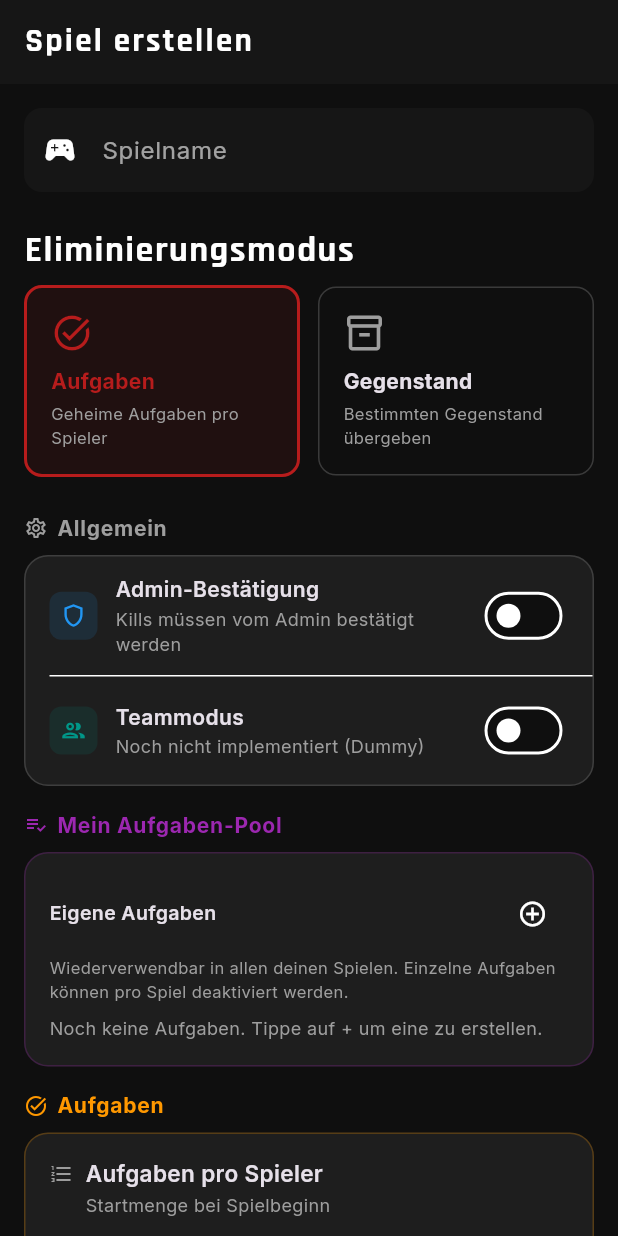
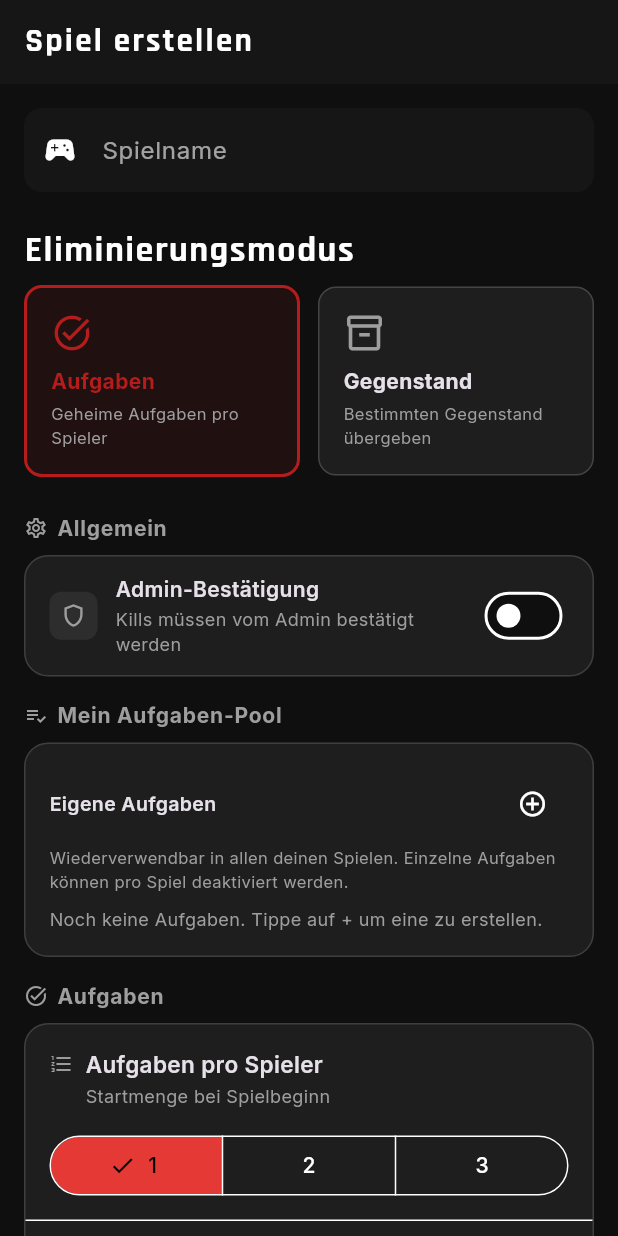
Before and after one commit to HauntedBoiii/Killergame, a Flutter app: the CreateGameScreen screen opened by its route, on a phone screen of 412 x 824 dp. Run offline on Flutter 3.47's test engine with Material 3 defaults, Android fonts, the phone set to English and light mode, and no system bars; our stand-ins replace cached_network_image, confetti, flutter_animate, flutter_riverpod, go_router, google_fonts and 4 more; missing offline and left inert: dart:js_interop; accounts and stored records are empty; network calls fail.

Commit message:
UI-Konsolidierung: Farbsystem, Tap-Feedback & Settings-Pattern
- AppButton: outlined+color-Bug behoben (OutlinedButton ignorierte color)
- game_screen: Ad-hoc-Farben → Farbsystem; GestureDetector → InkWell; AppButton überall
- home_screen: ActionCard + DailyKniffelCard → Ink+InkWell; Farben vereinheitlicht
- create_game_screen: _SettingsCard trailing-Param; Schutzzonen/Schutzzeiten in Cards; ModeCard → InkWell; Teammodus-Dummy entfernt; alle Ad-hoc-Farben bereinigt
- admin_screen: _SettingsTile-Widget; SwitchListTile → _SettingsTile; SwapSection orange → neutral; Farben bereinigt
- CLAUDE.md: Design-Konventionen dokumentiert (Farbsystem, Radius, Tap-Pattern, Settings-Widgets)

Co-Authored-By: Claude Sonnet 4.6 <noreply@anthropic.com>

```diff
--- a/lib/presentation/screens/game/create_game_screen.dart
+++ b/lib/presentation/screens/game/create_game_screen.dart
@@ -110,23 +110,12 @@ class _CreateGameScreenState extends ConsumerState<CreateGameScreen> {
               children: [
                 _SettingsTile(
                   icon: Icons.shield_outlined,
-                  iconColor: Colors.blue,
+                  iconColor: Colors.grey,
                   title: 'Admin-Bestätigung',
                   subtitle: 'Kills müssen vom Admin bestätigt werden',
                   trailing: Switch(
                     value: _requireAdmin,
                     onChanged: (v) => setState(() => _requireAdmin = v),
-                  ),
-                ),
-                const Divider(height: 1, indent: 16),
-                _SettingsTile(
-                  icon: Icons.group_outlined,
-                  iconColor: Colors.teal,
-                  title: 'Teammodus',
-                  subtitle: 'Noch nicht implementiert (Dummy)',
-                  trailing: Switch(
-                    value: _teamMode,
-                    onChanged: (v) => setState(() => _teamMode = v),
                   ),
                 ),
               ],
@@ -142,7 +131,7 @@ class _CreateGameScreenState extends ConsumerState<CreateGameScreen> {
               _SettingsCard(
                 icon: Icons.task_alt,
                 label: 'Aufgaben',
-                iconColor: Colors.orange,
+                iconColor: Colors.grey,
                 children: [
                   Padding(
                     padding: const EdgeInsets.fromLTRB(16, 16, 16, 12),
@@ -181,7 +170,7 @@ class _CreateGameScreenState extends ConsumerState<CreateGameScreen> {
                   const Divider(height: 1),
                   _SettingsTile(
                     icon: Icons.electric_bolt_outlined,
-                    iconColor: Colors.orange,
+                    iconColor: Colors.grey,
                     title: 'Aufgaben sind Einweg',
                     subtitle: 'Benutzte Aufgaben sind verbraucht',
                     trailing: Switch(
@@ -194,23 +183,34 @@ class _CreateGameScreenState extends ConsumerState<CreateGameScreen> {
             ],
 
             const SizedBox(height: 24),
-            Row(
-              mainAxisAlignment: MainAxisAlignment.spaceBetween,
+            _SettingsCard(
+              icon: Icons.shield_outlined,
+              label: 'Schutzzonen',
+              trailing: IconButton(
+                icon: const Icon(Icons.add_circle_outline, size: 20),
+                onPressed: () => setState(() => _safeZoneCtrl.add(TextEditingController())),
+                padding: EdgeInsets.zero,
+                constraints: const BoxConstraints(),
+              ),
               children: [
-                Text('Schutzzonen', style: theme.textTheme.titleLarge),
-                IconButton(
-                  icon: const Icon(Icons.add_circle_outline),
-                  onPressed: () => setState(() => _safeZoneCtrl.add(TextEditingController())),
-                ),
-              ],
-            ),
-            const Text(
+                const Padding(
+                  padding: EdgeInsets.fromLTRB(16, 12, 16, 8),
+                  child: Text(
                     'Orte, an denen niemand eliminiert werden darf (z.B. Küche, Schule)',
                     style: TextStyle(fontSize: 12, color: Colors.grey),
                   ),
-            const SizedBox(height: 8),
-            ...List.generate(_safeZoneCtrl.length, (i) => Padding(
-              padding: const EdgeInsets.only(bottom: 8),
+                ),
+                if (_safeZoneCtrl.isEmpty)
+                  const Padding(
+                    padding: EdgeInsets.fromLTRB(16, 0, 16, 12),
+                    child: Text('Keine Schutzzonen definiert.', style: TextStyle(fontSize: 12, color: Colors.grey)),
+                  )
+                else
+                  Padding(
+                    padding: const EdgeInsets.fromLTRB(16, 0, 8, 12),
+                    child: Column(
+                      children: List.generate(_safeZoneCtrl.length, (i) => Padding(
+                        padding: const EdgeInsets.only(top: 8),
                         child: Row(
                           children: [
                             Expanded(
@@ -232,14 +232,17 @@ class _CreateGameScreenState extends ConsumerState<CreateGameScreen> {
                           ],
                         ),
                       )),
+                    ),
+                  ),
+              ],
+            ),
 
             const SizedBox(height: 24),
-            Row(
-              mainAxisAlignment: MainAxisAlignment.spaceBetween,
-              children: [
-                Text('Schutzzeiten', style: theme.textTheme.titleLarge),
-                IconButton(
-                  icon: const Icon(Icons.add_circle_outline),
+            _SettingsCard(
+              icon: Icons.access_time,
+              label: 'Schutzzeiten',
+              trailing: IconButton(
+                icon: const Icon(Icons.add_circle_outline, size: 20),
                 onPressed: () async {
                   final start = await showTimePicker(context: context, initialTime: const TimeOfDay(hour: 22, minute: 0));
                   if (start == null || !mounted) return;
@@ -251,26 +254,40 @@ class _CreateGameScreenState extends ConsumerState<CreateGameScreen> {
                     label: 'Nachtruhe',
                   )));
                 },
+                padding: EdgeInsets.zero,
+                constraints: const BoxConstraints(),
               ),
-              ],
-            ),
-            const Text(
+              children: [
+                const Padding(
+                  padding: EdgeInsets.fromLTRB(16, 12, 16, 8),
+                  child: Text(
                     'Zeiträume, in denen das Spiel pausiert (z.B. nachts)',
                     style: TextStyle(fontSize: 12, color: Colors.grey),
                   ),
-            ...List.generate(_protectionTimes.length, (i) {
+                ),
+                if (_protectionTimes.isEmpty)
+                  const Padding(
+                    padding: EdgeInsets.fromLTRB(16, 0, 16, 12),
+                    child: Text('Keine Schutzzeiten definiert.', style: TextStyle(fontSize: 12, color: Colors.grey)),
+                  )
+                else
+                  Column(
+                    children: List.generate(_protectionTimes.length, (i) {
                       final pt = _protectionTimes[i];
                       return ListTile(
-                leading: const Icon(Icons.access_time, color: Colors.blue),
-                title: Text('${pt.startTime} – ${pt.endTime}'),
-                subtitle: Text(pt.label ?? ''),
+                        contentPadding: const EdgeInsets.fromLTRB(16, 0, 4, 0),
+                        leading: const Icon(Icons.access_time, color: Colors.grey, size: 18),
+                        title: Text('${pt.startTime} – ${pt.endTime}', style: const TextStyle(fontSize: 13)),
+                        subtitle: pt.label != null ? Text(pt.label!, style: const TextStyle(fontSize: 11)) : null,
                         trailing: IconButton(
                           icon: const Icon(Icons.delete_outline, color: Colors.red),
                           onPressed: () => setState(() => _protectionTimes.removeAt(i)),
                         ),
-                contentPadding: EdgeInsets.zero,
                       );
                     }),
+                  ),
+              ],
+            ),
 
             const SizedBox(height: 32),
             AppButton(
@@ -295,12 +312,14 @@ class _SettingsCard extends StatelessWidget {
   final String label;
   final Color iconColor;
   final List<Widget> children;
+  final Widget? trailing;
 
   const _SettingsCard({
     required this.icon,
     required this.label,
     required this.children,
     this.iconColor = Colors.grey,
+    this.trailing,
   });
 
   @override
@@ -318,6 +337,7 @@ class _SettingsCard extends StatelessWidget {
               fontWeight: FontWeight.w700,
               letterSpacing: 0.5,
             )),
+            if (trailing != null) ...[const Spacer(), trailing!],
           ],
         ),
         const SizedBox(height: 8),
@@ -325,7 +345,7 @@ class _SettingsCard extends StatelessWidget {
           decoration: BoxDecoration(
             color: theme.cardTheme.color,
             borderRadius: BorderRadius.circular(16),
-            border: Border.all(color: iconColor.withOpacity(0.25)),
+            border: Border.all(color: iconColor.withValues(alpha: 0.25)),
           ),
           child: Column(children: children),
         ),
@@ -358,7 +378,7 @@ class _SettingsTile extends StatelessWidget {
           Container(
             padding: const EdgeInsets.all(7),
             decoration: BoxDecoration(
-              color: iconColor.withOpacity(0.12),
+              color: iconColor.withValues(alpha: 0.12),
               borderRadius: BorderRadius.circular(8),
             ),
             child: Icon(icon, size: 18, color: iconColor),
@@ -496,10 +516,10 @@ class _AdminTaskPoolCardState extends ConsumerState<_AdminTaskPoolCard> {
       children: [
         Row(
           children: [
-            const Icon(Icons.playlist_add_check, size: 16, color: Colors.purple),
+            const Icon(Icons.playlist_add_check, size: 16, color: Colors.grey),
             const SizedBox(width: 6),
             Text('Mein Aufgaben-Pool', style: theme.textTheme.titleSmall?.copyWith(
-              color: Colors.purple,
+              color: Colors.grey,
               fontWeight: FontWeight.w700,
               letterSpacing: 0.5,
             )),
@@ -511,7 +531,7 @@ class _AdminTaskPoolCardState extends ConsumerState<_AdminTaskPoolCard> {
           decoration: BoxDecoration(
             color: theme.cardTheme.color,
             borderRadius: BorderRadius.circular(16),
-            border: Border.all(color: Colors.purple.withValues(alpha: 0.25)),
+            border: Border.all(color: Colors.grey.withValues(alpha: 0.25)),
           ),
           child: Column(
             crossAxisAlignment: CrossAxisAlignment.start,
@@ -594,18 +614,24 @@ class _ModeCard extends StatelessWidget {
   @override
   Widget build(BuildContext context) {
     final theme = Theme.of(context);
-    return GestureDetector(
-      onTap: onTap,
-      child: Container(
-        padding: const EdgeInsets.all(16),
+    return Ink(
       decoration: BoxDecoration(
         border: Border.all(
-            color: selected ? theme.colorScheme.primary : Colors.grey.withOpacity(0.3),
+          color: selected ? theme.colorScheme.primary : Colors.grey.withValues(alpha: 0.3),
           width: selected ? 2 : 1,
         ),
         borderRadius: BorderRadius.circular(12),
-          color: selected ? theme.colorScheme.primary.withOpacity(0.1) : null,
+        color: selected
+            ? theme.colorScheme.primary.withValues(alpha: 0.1)
+            : theme.cardTheme.color,
       ),
+      child: Material(
+        type: MaterialType.transparency,
+        child: InkWell(
+          borderRadius: BorderRadius.circular(12),
+          onTap: onTap,
+          child: Padding(
+            padding: const EdgeInsets.all(16),
             child: Column(
               crossAxisAlignment: CrossAxisAlignment.start,
               children: [
@@ -620,6 +646,8 @@ class _ModeCard extends StatelessWidget {
               ],
             ),
           ),
+        ),
+      ),
     );
   }
 }
```
Also changed, not shown: lib/presentation/screens/game/admin_screen.dart (+69 -20 lines), lib/presentation/screens/game/game_screen.dart (+39 -44 lines), lib/presentation/screens/home/home_screen.dart (+21 -18 lines), lib/presentation/widgets/common/app_button.dart (+10 -1 lines), 1 other file. Lines whose indentation alone changed are shown as unchanged.
